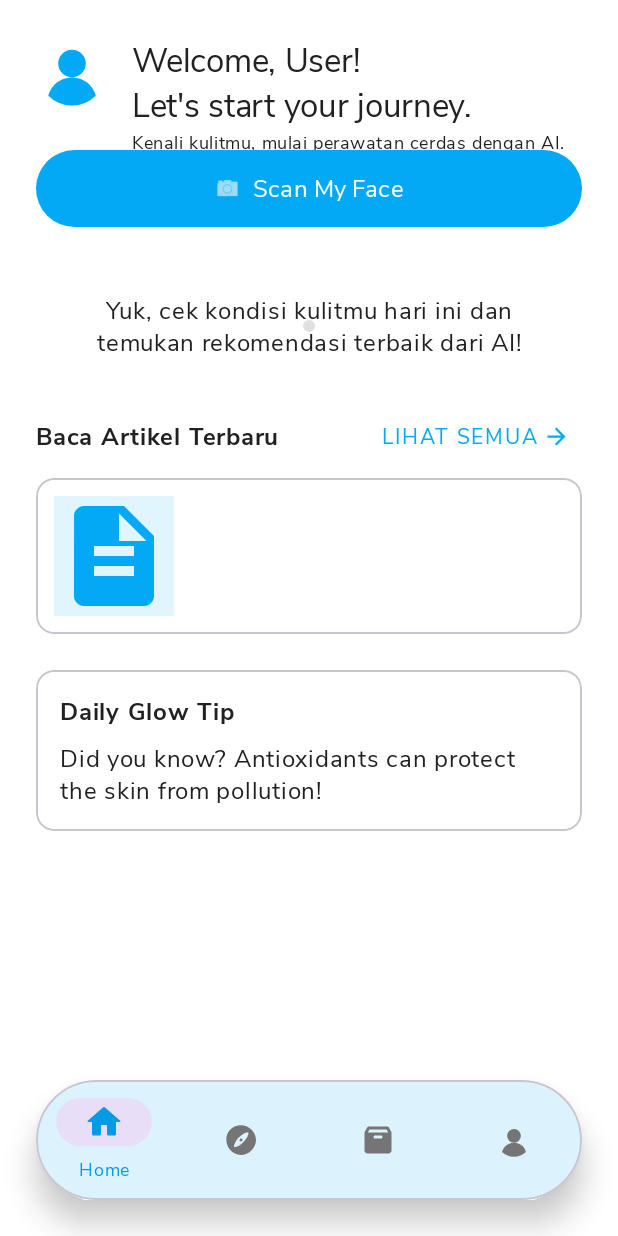
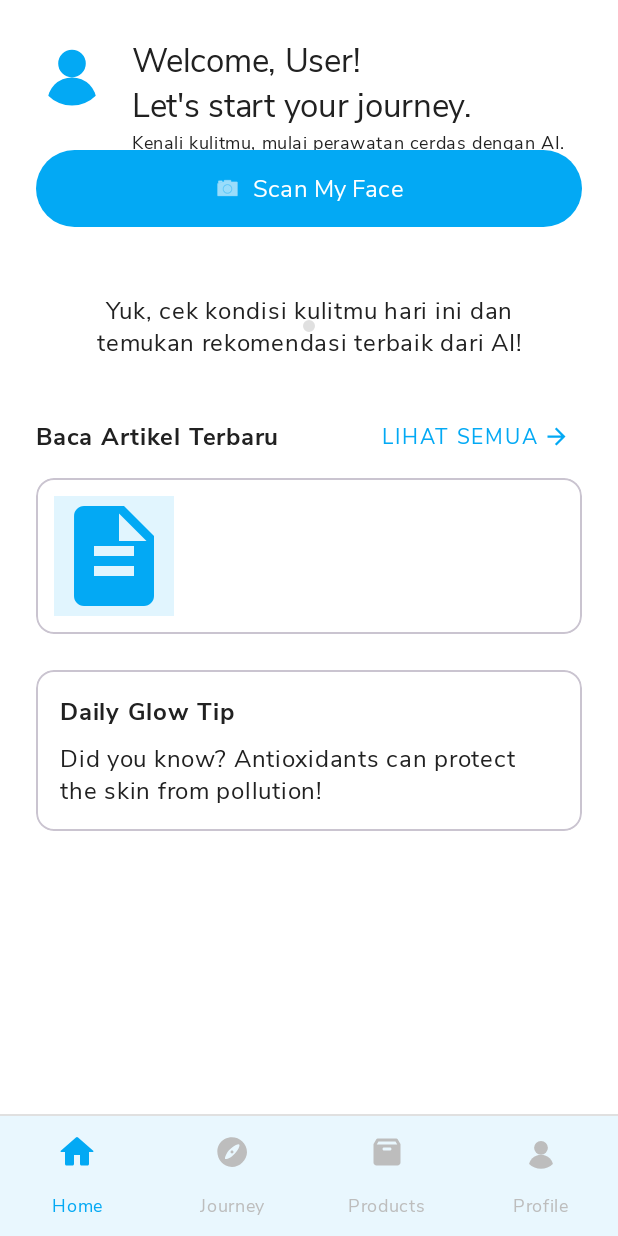
Before and after one commit to jerrover/UTS-UAS_Mobile_App_Programming, an Android app: the MainFragment screen opened through its navigation route, on a phone screen of 412 x 824 dp. Run offline under Robolectric (Android 15) with nearby library versions, the phone set to English and light mode, and no system bars; our stand-ins replace Firebase (no records; nobody signed in at launch, a user with empty details on screens opened directly), navigation-ui; pictures from the network do not load.

Commit message:
Navbar Rollback

```diff
--- /dev/null
+++ b/app/src/main/res/color/selector_nav_item_blue.xml
@@ -0,0 +1,7 @@
+<?xml version="1.0" encoding="utf-8"?>
+<selector xmlns:android="http://schemas.android.com/apk/res/android">
+    <item android:color="?attr/colorPrimary" android:state_checked="true" />
+    <item android:color="#2196F3" android:state_checked="true" />
+
+    <item android:color="#BDBDBD" android:state_checked="false" />
+</selector>
--- /dev/null
+++ b/app/src/main/res/drawable/bg_bottom_nav_floating.xml
@@ -0,0 +1,5 @@
+<?xml version="1.0" encoding="utf-8"?>
+<shape xmlns:android="http://schemas.android.com/apk/res/android">
+    <solid android:color="#FFFFFF" />
+    <corners android:radius="24dp" />
+</shape>
--- a/app/src/main/res/layout/fragment_main.xml
+++ b/app/src/main/res/layout/fragment_main.xml
@@ -1,9 +1,11 @@
 <?xml version="1.0" encoding="utf-8"?>
-<androidx.constraintlayout.widget.ConstraintLayout xmlns:android="http://schemas.android.com/apk/res/android"
+<androidx.constraintlayout.widget.ConstraintLayout
+    xmlns:android="http://schemas.android.com/apk/res/android"
     xmlns:app="http://schemas.android.com/apk/res-auto"
     xmlns:tools="http://schemas.android.com/tools"
     android:layout_width="match_parent"
     android:layout_height="match_parent"
+    android:background="@android:color/white"
     tools:context=".ui.fragment.MainFragment">
 
     <androidx.fragment.app.FragmentContainerView
@@ -12,37 +14,34 @@
         android:layout_width="0dp"
         android:layout_height="0dp"
         app:defaultNavHost="true"
-        app:layout_constraintBottom_toBottomOf="parent"
+        app:navGraph="@navigation/main_nav"
+        app:layout_constraintTop_toTopOf="parent"
+        app:layout_constraintStart_toStartOf="parent"
         app:layout_constraintEnd_toEndOf="parent"
-        app:layout_constraintStart_toStartOf="parent"
-        app:layout_constraintTop_toTopOf="parent"
-        app:navGraph="@navigation/main_nav" />
+        app:layout_constraintBottom_toTopOf="@id/bottom_navigation" />
 
-    <com.google.android.material.card.MaterialCardView
-        android:id="@+id/bottom_navigation_container"
+    <View
         android:layout_width="match_parent"
-        android:layout_height="wrap_content"
-        app:cardElevation="12dp"
-        app:cardCornerRadius="50dp"
-        android:layout_marginStart="24dp"
-        android:layout_marginEnd="24dp"
-        android:layout_marginBottom="24dp"
-        app:layout_constraintBottom_toBottomOf="parent"
-        app:layout_constraintEnd_toEndOf="parent"
-        app:layout_constraintStart_toStartOf="parent">
+        android:layout_height="1dp"
+        android:background="#E0E0E0"
+        app:layout_constraintBottom_toTopOf="@id/bottom_navigation" />
 
     <com.google.android.material.bottomnavigation.BottomNavigationView
         android:id="@+id/bottom_navigation"
         android:layout_width="match_parent"
         android:layout_height="wrap_content"
+        android:background="@android:color/white"
+
         app:menu="@menu/bottom_nav_menu"
+        app:itemIconTint="@color/selector_nav_item_blue"
+        app:itemTextColor="@color/selector_nav_item_blue"
+        app:itemActiveIndicatorStyle="@null"
+        app:itemRippleColor="?attr/colorPrimary"
 
-            app:itemIconTint="@color/selector_nav_item"
-            app:itemTextColor="@color/selector_nav_item"
+        app:labelVisibilityMode="labeled"
 
-            app:labelVisibilityMode="selected"
-
-            android:background="@android:color/transparent"/>
-    </com.google.android.material.card.MaterialCardView>
+        app:layout_constraintBottom_toBottomOf="parent"
+        app:layout_constraintStart_toStartOf="parent"
+        app:layout_constraintEnd_toEndOf="parent" />
 
 </androidx.constraintlayout.widget.ConstraintLayout>
```
Also changed, not shown: app/src/main/res/layout/activity_main.xml (line endings or trailing spaces). Lines whose indentation alone changed are shown as unchanged.
